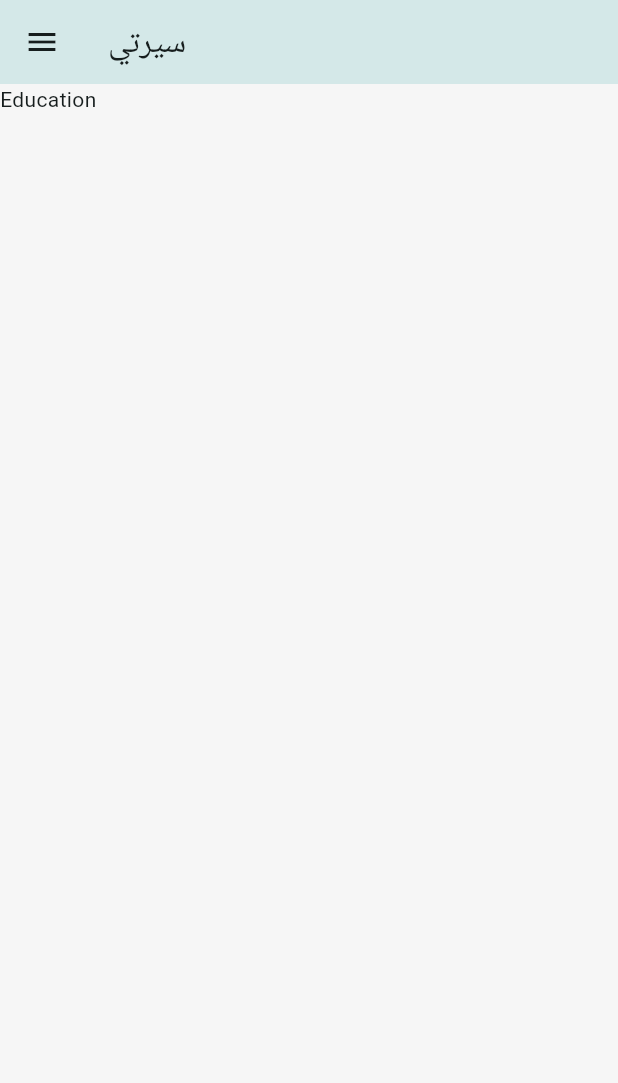
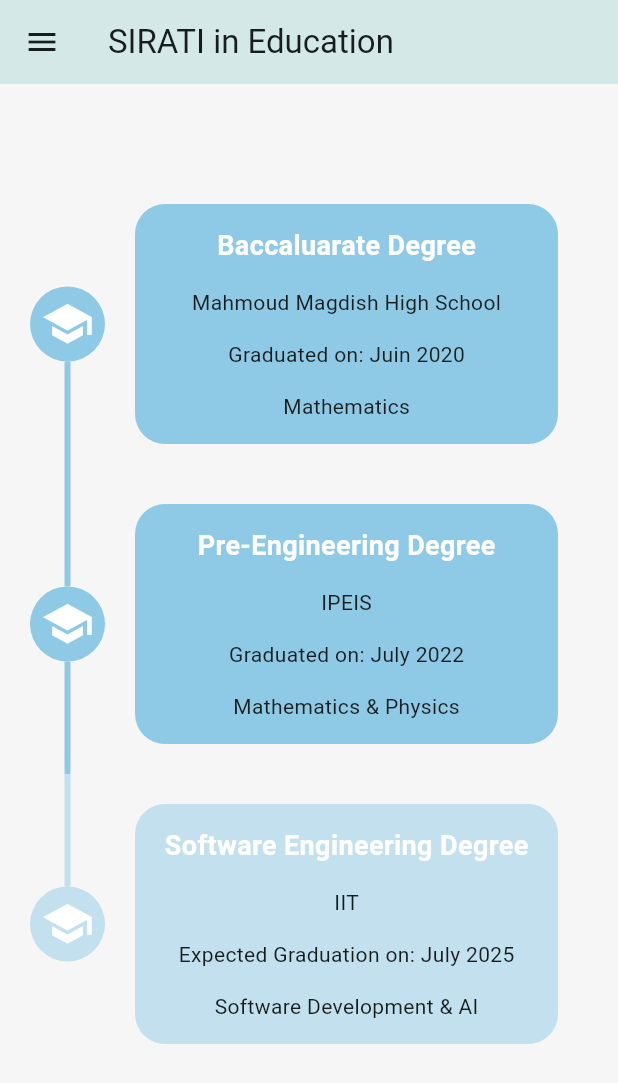
Before and after one commit to MariemMimouni/SiratiMobileApp, a Flutter app: the Education screen opened by its route, on a phone screen of 412 x 824 dp. Shown: the top 1083 px of the screen. Run offline on Flutter 3.47's test engine with Material 3 defaults, Android fonts, the phone set to English and light mode, and no system bars; drawn by our look-alikes of timeline_tile; our stand-ins replace animated_splash_screen.

Commit message:
Education Page

```diff
--- a/lib/Menu/drawer.widget.dart
+++ b/lib/Menu/drawer.widget.dart
@@ -1,67 +1,81 @@
 import 'package:flutter/material.dart';
+
 class MyDrawer extends StatelessWidget {
   const MyDrawer({super.key});
 
   @override
   Widget build(BuildContext context) {
     return Drawer(
-      child: ListView(
-        children: [
+        child: ListView(children: [
       DrawerHeader(
-            /*decoration: BoxDecoration(
-                gradient:
+          decoration: BoxDecoration(
+            color: Theme.of(context).colorScheme.background,
+            /*gradient:
                 LinearGradient(begin: Alignment.topCenter,
-                    end: Alignment.bottomCenter,stops: [0.2, 1],colors: [Theme.of(context).colorScheme.primary, Colors.white])),*/
-            child: Container() ),
+                    end: Alignment.bottomCenter,stops: [0.2, 1],colors: [Theme.of(context).colorScheme.primary, Colors.white]),*/
+          ),
+          child: Container(child: Image.asset('images/SiratiLogo1.png'))),
       ListTile(
-          title: Text('Home',
-              style: TextStyle(fontSize: 22)),
-          leading: Icon(Icons.home, color: Theme.of(context).colorScheme.primary,),
+        title: Text('Home', style: TextStyle(fontSize: 22)),
+        leading: Icon(
+          Icons.home,
+          color: Theme.of(context).colorScheme.primary,
+        ),
         onTap: () {
           Navigator.pop(context);
           Navigator.pushNamed(context, "/home");
         },
       ),
       ListTile(
-            title: Text('Education',
-                style: TextStyle(fontSize: 22)),
-            leading: Icon(Icons.school, color: Theme.of(context).colorScheme.primary,),
+        title: Text('Education', style: TextStyle(fontSize: 22)),
+        leading: Icon(
+          Icons.school,
+          color: Theme.of(context).colorScheme.primary,
+        ),
         onTap: () {
           Navigator.pop(context);
           Navigator.pushNamed(context, "/education");
         },
       ),
       ListTile(
-            title: Text('Work ',
-                style: TextStyle(fontSize: 22)),
-            leading: Icon(Icons.work, color: Theme.of(context).colorScheme.primary,),
+        title: Text('Work ', style: TextStyle(fontSize: 22)),
+        leading: Icon(
+          Icons.work,
+          color: Theme.of(context).colorScheme.primary,
+        ),
         onTap: () {
           Navigator.pop(context);
           Navigator.pushNamed(context, "/work");
         },
       ),
       ListTile(
-            title: Text('Projects',
-                style: TextStyle(fontSize: 22)),
-            leading: Icon(Icons.my_library_books_rounded, color: Theme.of(context).colorScheme.primary,),
+        title: Text('Projects', style: TextStyle(fontSize: 22)),
+        leading: Icon(
+          Icons.my_library_books_rounded,
+          color: Theme.of(context).colorScheme.primary,
+        ),
         onTap: () {
           Navigator.pop(context);
           Navigator.pushNamed(context, "/projects");
         },
       ),
       ListTile(
-            title: Text('Volunteer',
-                style: TextStyle(fontSize: 22)),
-            leading: Icon(Icons.volunteer_activism, color: Theme.of(context).colorScheme.primary,),
+        title: Text('Volunteer', style: TextStyle(fontSize: 22)),
+        leading: Icon(
+          Icons.volunteer_activism,
+          color: Theme.of(context).colorScheme.primary,
+        ),
         onTap: () {
           Navigator.pop(context);
           Navigator.pushNamed(context, "/volunteer");
         },
       ),
       ListTile(
-            title: Text('Skills',
-                style: TextStyle(fontSize: 22)),
-            leading: Icon(Icons.language, color: Theme.of(context).colorScheme.primary,),
+        title: Text('Skills', style: TextStyle(fontSize: 22)),
+        leading: Icon(
+          Icons.lightbulb,
+          color: Theme.of(context).colorScheme.primary,
+        ),
         onTap: () {
           Navigator.pop(context);
           Navigator.pushNamed(context, "/skills");
@@ -69,7 +83,10 @@ class MyDrawer extends StatelessWidget {
       ),
       ListTile(
         title: Text('Awards', style: TextStyle(fontSize: 22)),
-            leading: Icon(Icons.language, color: Theme.of(context).colorScheme.primary,),
+        leading: Icon(
+          Icons.star,
+          color: Theme.of(context).colorScheme.primary,
+        ),
         onTap: () {
           Navigator.pop(context);
           Navigator.pushNamed(context, "/awards");
@@ -77,15 +94,16 @@ class MyDrawer extends StatelessWidget {
       ),
       Divider(),
       ListTile(
-            title: Text('Contact',
-                style: TextStyle(fontSize: 22)),
-            leading: Icon(Icons.phone, color: Theme.of(context).colorScheme.primary,),
+        title: Text('Contact', style: TextStyle(fontSize: 22)),
+        leading: Icon(
+          Icons.phone,
+          color: Theme.of(context).colorScheme.primary,
+        ),
         onTap: () {
           Navigator.pop(context);
           Navigator.pushNamed(context, "/contact");
         },
       ),
-      ])
-    );
+    ]));
   }
 }
--- a/lib/Pages/education.page.dart
+++ b/lib/Pages/education.page.dart
@@ -1,6 +1,8 @@
 import 'package:flutter/material.dart';
+import 'package:timeline_tile/timeline_tile.dart';
 
 import '../Menu/drawer.widget.dart';
+
 class Education extends StatelessWidget {
   const Education({super.key});
 
@@ -10,9 +12,129 @@ class Education extends StatelessWidget {
         drawer: MyDrawer(),
         appBar: AppBar(
           elevation: 10,
-          title: Text('سيرتي'),
+          title: Text('SIRATI in Education'),
         ),
-        body: Text('Education')
-    );
+        body: Padding(
+          padding: EdgeInsets.symmetric(horizontal: 20.0, vertical: 60.0),
+          child: ListView(
+            children: [
+              SizedBox(
+                height: 200,
+                child: TimelineTile(
+                  isFirst: true,
+                  beforeLineStyle:
+                      LineStyle(color: Theme.of(context).colorScheme.primary),
+                  indicatorStyle: IndicatorStyle(
+                      width: 50,
+                      color: Theme.of(context).colorScheme.primary,
+                      iconStyle: IconStyle(
+                        iconData: Icons.school,
+                        color: Theme.of(context).colorScheme.onPrimary,
+                      )),
+                  endChild: Padding(
+                    padding: EdgeInsets.all(20.0),
+                    child: ClipRRect(
+                      borderRadius: BorderRadius.circular(20),
+                      child: Container(
+                        height: 150,
+                        color: Theme.of(context)
+                            .colorScheme
+                            .primary,
+                        child: const Column(
+                            mainAxisAlignment: MainAxisAlignment.spaceEvenly,
+                            children: [
+                              Text(
+                                'Baccaluarate Degree',
+                                style: TextStyle(color: Colors.white, fontSize: 18, fontWeight: FontWeight.bold),
+                              ),
+                              Text('Mahmoud Magdish High School'),
+                              Text('Graduated on: Juin 2020'),
+                              Text('Mathematics'),
+                            ]),
+                      ),
+                    ),
+                  ),
+                ),
+              ),
+              SizedBox(
+                height: 200,
+                child: TimelineTile(
+                  isFirst: false,
+                  beforeLineStyle:
+                      LineStyle(color: Theme.of(context).colorScheme.primary),
+                  indicatorStyle: IndicatorStyle(
+                      width: 50,
+                      color: Theme.of(context).colorScheme.primary,
+                      iconStyle: IconStyle(
+                        iconData: Icons.school,
+                        color: Theme.of(context).colorScheme.onPrimary,
+                      )),
+                  endChild: Padding(
+                    padding: EdgeInsets.all(20.0),
+                    child: ClipRRect(
+                      borderRadius: BorderRadius.circular(20),
+                      child: Container(
+                        height: 150,
+                        color: Theme.of(context)
+                            .colorScheme
+                            .primary,
+                        child: const Column(
+                            mainAxisAlignment: MainAxisAlignment.spaceEvenly,
+                            children: [
+                              Text(
+                                'Pre-Engineering Degree',
+                                style: TextStyle(color: Colors.white, fontSize: 18, fontWeight: FontWeight.bold)
+                              ),
+                              Text('IPEIS'),
+                              Text('Graduated on: July 2022'),
+                              Text('Mathematics & Physics'),
+                            ]),
+                      ),
+                    ),
+                  ),
+                ),
+              ),
+              SizedBox(
+                height: 200,
+                child: TimelineTile(
+                  isLast: true,
+                  beforeLineStyle:
+                      LineStyle(color: Theme.of(context).colorScheme.primary.withOpacity(0.5)),
+                  indicatorStyle: IndicatorStyle(
+                      width: 50,
+                      color: Theme.of(context).colorScheme.primary.withOpacity(0.5),
+                      iconStyle: IconStyle(
+                        iconData: Icons.school,
+                        color: Theme.of(context).colorScheme.onPrimary,
+                      )),
+                  endChild: Padding(
+                    padding: EdgeInsets.all(20.0),
+                    child: ClipRRect(
+                      borderRadius: BorderRadius.circular(20),
+                      child: Container(
+                        height: 150,
+                        color: Theme.of(context)
+                            .colorScheme
+                            .primary
+                            .withOpacity(0.5),
+                        child: const Column(
+                            mainAxisAlignment: MainAxisAlignment.spaceEvenly,
+                            children: [
+                              Text(
+                                'Software Engineering Degree',
+                                style: TextStyle(color: Colors.white, fontSize: 18, fontWeight: FontWeight.bold)
+                              ),
+                              Text('IIT'),
+                              Text('Expected Graduation on: July 2025'),
+                              Text('Software Development & AI'),
+                            ]),
+                      ),
+                    ),
+                  ),
+                ),
+              ),
+            ],
+          ),
+        ));
   }
 }
--- a/lib/main.dart
+++ b/lib/main.dart
@@ -32,8 +32,10 @@
     theme: ThemeData(
         scaffoldBackgroundColor: Color(0xFFF6F6F6),
         colorScheme: ColorScheme.fromSeed (seedColor: Color(0xFF5CE1E6),
-          secondary: Color(0xFFFFB100),
-          primary: Color(0xFF5CE1E6),
+          background: Color(0xFFF6F6F6),
+          secondary: Color(0xFFC1FF72),
+          primary: Color(0xFF8ECAE6),
+          //primary: Colors.cyan.shade200
         )));
   }
 }
--- a/pubspec.yaml
+++ b/pubspec.yaml
@@ -32,6 +32,7 @@ dependencies:
     sdk: flutter
   animated_splash_screen: ^1.3.0
   url_launcher: ^6.2.5
+  timeline_tile: ^2.0.0
 
 
   # The following adds the Cupertino Icons font to your application.
```
Also changed, not shown: pubspec.lock. Lines whose indentation alone changed are shown as unchanged.
